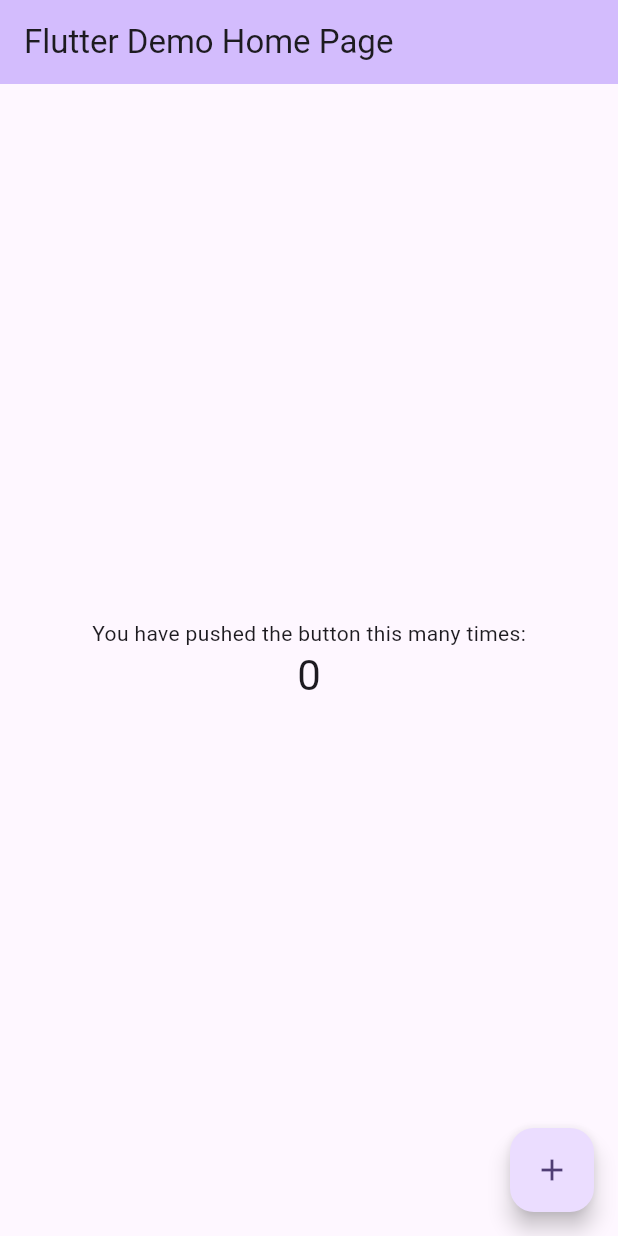
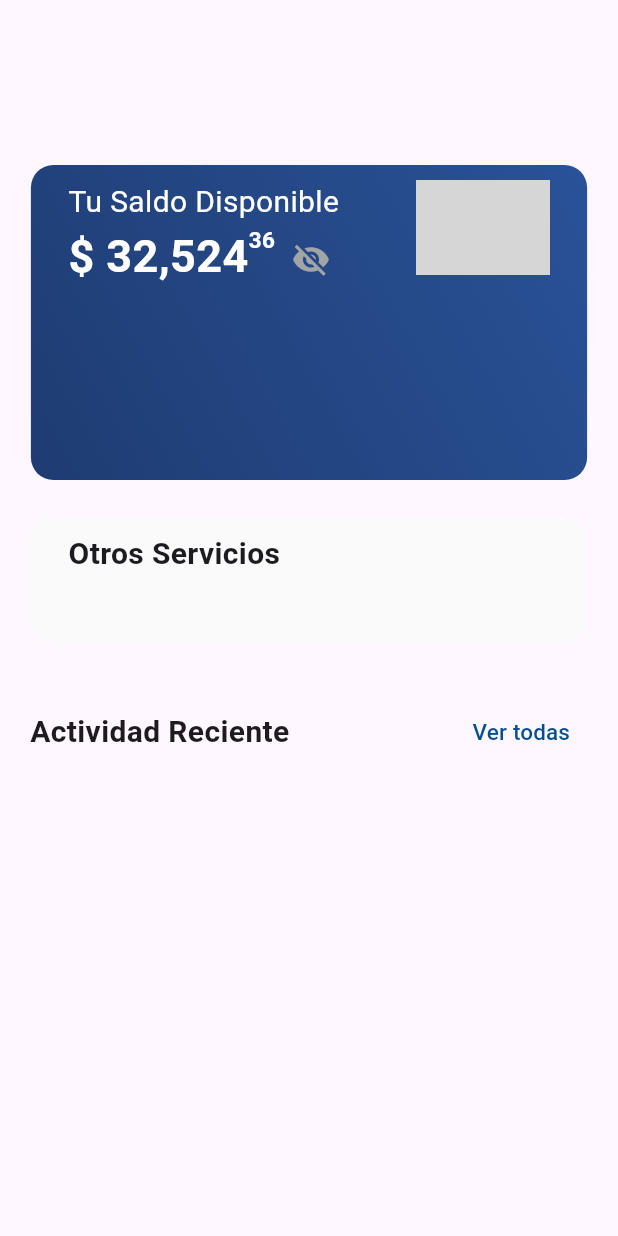
Before and after one commit to ArianaTzucV/FreshStart, a Flutter app: the screen it shows after launch, on a phone screen of 412 x 824 dp. Run offline on Flutter 3.47's test engine with Material 3 defaults, Android fonts, the phone set to English and light mode, and no system bars; our stand-ins replace flutter_svg; project files that could hold a hidden picture were left out; grey boxes are pictures that could not be loaded.

Commit message:
FEATURE Add new fonts

```diff
--- /dev/null
+++ b/lib/core/presentation/views/home.dart
@@ -0,0 +1,265 @@
+import 'package:flutter/material.dart';
+import 'package:flutter_svg/svg.dart';
+
+class HomePage extends StatelessWidget {
+  const HomePage({super.key});
+
+  @override
+  Widget build(BuildContext context) {
+    return Scaffold(
+      appBar: AppBar(
+        // title: const HeaderHomePage(),
+        toolbarHeight: 80.0,
+        titleSpacing: 0.0,
+      ),
+      body: ListView(
+        children: [
+          Center(
+            child: Container(
+              padding: const EdgeInsets.only(top: 30.0),
+              child: Container(
+                width: MediaQuery.of(context).size.width * 0.9,
+                height: 210,
+                decoration: BoxDecoration(
+                  gradient: const LinearGradient(
+                      colors: [Color(0xFF1E3C72), Color(0xFF2A5298)],
+                      begin: Alignment.bottomLeft,
+                      end: Alignment.topRight),
+                  borderRadius: BorderRadius.circular(15.0),
+                ),
+                child: Column(
+                  children: [
+                    Container(
+                      alignment: AlignmentDirectional.centerStart,
+                      padding: const EdgeInsets.only(
+                          left: 25.0, top: 10.0, right: 25.0),
+                      child: Column(
+                        children: [
+                          Row(
+                            crossAxisAlignment: CrossAxisAlignment.start,
+                            children: [
+                              Column(
+                                crossAxisAlignment: CrossAxisAlignment.start,
+                                children: [
+                                  const Text(
+                                    'Tu Saldo Disponible',
+                                    style: TextStyle(
+                                        color: Colors.white, fontSize: 20.0),
+                                  ),
+                                  Row(
+                                    crossAxisAlignment:
+                                        CrossAxisAlignment.start,
+                                    children: [
+                                      const Text(
+                                        "\$ 32,524",
+                                        style: TextStyle(
+                                            fontSize: 30.0,
+                                            fontWeight: FontWeight.bold,
+                                            color: Colors.white),
+                                      ),
+                                      const Text(
+                                        '36',
+                                        style: TextStyle(
+                                            fontSize: 15,
+                                            fontWeight: FontWeight.bold,
+                                            color: Colors.white),
+                                      ),
+                                      IconButton(
+                                          onPressed: () {},
+                                          icon: const Icon(
+                                            Icons.visibility_off,
+                                            color: Color(0xFFA3A4A6),
+                                            size: 26.0,
+                                          ))
+                                    ],
+                                  )
+                                ],
+                              ),
+                              const Spacer(),
+                              Row(
+                                crossAxisAlignment: CrossAxisAlignment.start,
+                                children: [
+                                  SvgPicture.asset(
+                                    'assets/images/mc_symbol.svg',
+                                    height: 63,
+                                    width: 89,
+                                  )
+                                ],
+                              )
+                            ],
+                          ),
+                          Container(
+                            padding: const EdgeInsets.only(top: 25.0),
+                            child: const Row(
+                              mainAxisAlignment: MainAxisAlignment.spaceBetween,
+                              children: [
+                                // ServiceIconButton(
+                                //   iconService: Icon(Icons.arrow_back),
+                                //   serviceText: "Transferir",
+                                //   serviceText2: "",
+                                //   bgColor: Color(0xFFFAFAFA),
+                                //   txtColor: Colors.white,
+                                // ),
+                                // ServiceIconButton(
+                                //   iconService: Icon(Icons.send_to_mobile),
+                                //   serviceText: "Retiro sin",
+                                //   serviceText2: "Tarjeta",
+                                //   bgColor: Color(0xFFFAFAFA),
+                                //   txtColor: Colors.white,
+                                // ),
+                                // ServiceIconButton(
+                                //   iconService: Icon(Icons.electrical_services),
+                                //   serviceText: "Pago de",
+                                //   serviceText2: "Servicios",
+                                //   bgColor: Color(0xFFFAFAFA),
+                                //   txtColor: Colors.white,
+                                // ),
+                                // ServiceIconButton(
+                                //   iconService: Icon(Icons.description),
+                                //   serviceText: "Estado de",
+                                //   serviceText2: "Cuenta",
+                                //   bgColor: Color(0xFFFAFAFA),
+                                //   txtColor: Colors.white,
+                                // )
+                              ],
+                            ),
+                          )
+                        ],
+                      ),
+                    ),
+                  ],
+                ),
+              ),
+            ),
+          ),
+          Center(
+            child: Container(
+              padding: const EdgeInsets.only(top: 25.0),
+              child: Container(
+                width: MediaQuery.of(context).size.width * 0.9,
+                decoration: BoxDecoration(
+                    borderRadius: BorderRadius.circular(15.0),
+                    color: const Color(0xFFFAFAFA)),
+                padding:
+                    const EdgeInsets.only(left: 25.0, top: 10.0, right: 25.0),
+                child: Column(
+                  children: [
+                    const Row(
+                      children: [
+                        Text(
+                          "Otros Servicios",
+                          style: TextStyle(
+                              fontSize: 20.0, fontWeight: FontWeight.bold),
+                        ),
+                      ],
+                    ),
+                    Container(
+                      padding: const EdgeInsets.only(top: 25.0, bottom: 20.0),
+                      child: const Row(
+                        mainAxisAlignment: MainAxisAlignment.spaceBetween,
+                        children: [
+                          // ServiceIconButton(
+                          //   iconService: Icon(
+                          //     Icons.arrow_back,
+                          //     color: Colors.white,
+                          //   ),
+                          //   serviceText: "Transferencias",
+                          //   serviceText2: "Internacionales",
+                          //   bgColor: Color(0xFF034F8D),
+                          //   txtColor: Color(0xFF060912),
+                          // ),
+                          // ServiceIconButton(
+                          //   iconService:
+                          //       Icon(Icons.phone_android, color: Colors.white),
+                          //   serviceText: "Recarga",
+                          //   serviceText2: "Celular",
+                          //   bgColor: Color(0xFF034F8D),
+                          //   txtColor: Color(0xFF060912),
+                          // ),
+                          // ServiceIconButton(
+                          //   iconService:
+                          //       Icon(Icons.qr_code, color: Colors.white),
+                          //   serviceText: "Operaciones",
+                          //   serviceText2: "QR",
+                          //   bgColor: Color(0xFF034F8D),
+                          //   txtColor: Color(0xFF060912),
+                          // ),
+                        ],
+                      ),
+                    )
+                  ],
+                ),
+              ),
+            ),
+          ),
+          Center(
+            child: Container(
+              padding: const EdgeInsets.only(top: 25.0),
+              child: Container(
+                padding:
+                    const EdgeInsets.only(left: 20.0, top: 10.0, right: 20.0),
+                child: Column(
+                  children: [
+                    Row(
+                      children: [
+                        const Text(
+                          'Actividad Reciente',
+                          style: TextStyle(
+                              fontSize: 20.0, fontWeight: FontWeight.bold),
+                        ),
+                        const Spacer(),
+                        TextButton(
+                          onPressed: () {},
+                          child: const Text(
+                            "Ver todas",
+                            style: TextStyle(
+                              fontSize: 15.0,
+                              fontWeight: FontWeight.w500,
+                              color: Color(0xFF034F8D),
+                            ),
+                          ),
+                        )
+                      ],
+                    ),
+                    Column(
+                      children: [
+                        // Container(
+                        //   padding: const EdgeInsets.only(bottom: 20.0),
+                        //   child: const RecentActivityCard(),
+                        // ),
+                        // Container(
+                        //   padding: const EdgeInsets.only(bottom: 20.0),
+                        //   child: const RecentActivityCard(),
+                        // ),
+                        // Container(
+                        //   padding: const EdgeInsets.only(bottom: 20.0),
+                        //   child: const RecentActivityCard(),
+                        // ),
+                        // Container(
+                        //   padding: const EdgeInsets.only(bottom: 20.0),
+                        //   child: const RecentActivityCard(),
+                        // ),
+                        // Container(
+                        //   padding: const EdgeInsets.only(bottom: 20.0),
+                        //   child: const RecentActivityCard(),
+                        // ),
+                        // Container(
+                        //   padding: const EdgeInsets.only(bottom: 20.0),
+                        //   child: const RecentActivityCard(),
+                        // ),
+                        // Container(
+                        //   padding: const EdgeInsets.only(bottom: 20.0),
+                        //   child: const RecentActivityCard(),
+                        // ),
+                      ],
+                    )
+                  ],
+                ),
+              ),
+            ),
+          )
+        ],
+      ),
+    );
+  }
+}
--- a/lib/main.dart
+++ b/lib/main.dart
@@ -1,4 +1,5 @@
 import 'package:flutter/material.dart';
+import 'package:fresh_start/core/presentation/views/home.dart';
 
 void main() {
   runApp(const MyApp());
@@ -13,113 +14,10 @@
     return MaterialApp(
       title: 'Flutter Demo',
       theme: ThemeData(
-        // This is the theme of your application.
-        //
-        // TRY THIS: Try running your application with "flutter run". You'll see
-        // the application has a purple toolbar. Then, without quitting the app,
-        // try changing the seedColor in the colorScheme below to Colors.green
-        // and then invoke "hot reload" (save your changes or press the "hot
-        // reload" button in a Flutter-supported IDE, or press "r" if you used
-        // the command line to start the app).
-        //
-        // Notice that the counter didn't reset back to zero; the application
-        // state is not lost during the reload. To reset the state, use hot
-        // restart instead.
-        //
-        // This works for code too, not just values: Most code changes can be
-        // tested with just a hot reload.
         colorScheme: ColorScheme.fromSeed(seedColor: Colors.deepPurple),
         useMaterial3: true,
       ),
-      home: const MyHomePage(title: 'Flutter Demo Home Page'),
+      home: const HomePage(),
     );
   }
 }
-
-class MyHomePage extends StatefulWidget {
-  const MyHomePage({super.key, required this.title});
-
-  // This widget is the home page of your application. It is stateful, meaning
-  // that it has a State object (defined below) that contains fields that affect
-  // how it looks.
-
-  // This class is the configuration for the state. It holds the values (in this
-  // case the title) provided by the parent (in this case the App widget) and
-  // used by the build method of the State. Fields in a Widget subclass are
-  // always marked "final".
-
-  final String title;
-
-  @override
-  State<MyHomePage> createState() => _MyHomePageState();
-}
-
-class _MyHomePageState extends State<MyHomePage> {
-  int _counter = 0;
-
-  void _incrementCounter() {
-    setState(() {
-      // This call to setState tells the Flutter framework that something has
-      // changed in this State, which causes it to rerun the build method below
-      // so that the display can reflect the updated values. If we changed
-      // _counter without calling setState(), then the build method would not be
-      // called again, and so nothing would appear to happen.
-      _counter++;
-    });
-  }
-
-  @override
-  Widget build(BuildContext context) {
-    // This method is rerun every time setState is called, for instance as done
-    // by the _incrementCounter method above.
-    //
-    // The Flutter framework has been optimized to make rerunning build methods
-    // fast, so that you can just rebuild anything that needs updating rather
-    // than having to individually change instances of widgets.
-    return Scaffold(
-      appBar: AppBar(
-        // TRY THIS: Try changing the color here to a specific color (to
-        // Colors.amber, perhaps?) and trigger a hot reload to see the AppBar
-        // change color while the other colors stay the same.
-        backgroundColor: Theme.of(context).colorScheme.inversePrimary,
-        // Here we take the value from the MyHomePage object that was created by
-        // the App.build method, and use it to set our appbar title.
-        title: Text(widget.title),
-      ),
-      body: Center(
-        // Center is a layout widget. It takes a single child and positions it
-        // in the middle of the parent.
-        child: Column(
-          // Column is also a layout widget. It takes a list of children and
-          // arranges them vertically. By default, it sizes itself to fit its
-          // children horizontally, and tries to be as tall as its parent.
-          //
-          // Column has various properties to control how it sizes itself and
-          // how it positions its children. Here we use mainAxisAlignment to
-          // center the children vertically; the main axis here is the vertical
-          // axis because Columns are vertical (the cross axis would be
-          // horizontal).
-          //
-          // TRY THIS: Invoke "debug painting" (choose the "Toggle Debug Paint"
-          // action in the IDE, or press "p" in the console), to see the
-          // wireframe for each widget.
-          mainAxisAlignment: MainAxisAlignment.center,
-          children: <Widget>[
-            const Text(
-              'You have pushed the button this many times:',
-            ),
-            Text(
-              '$_counter',
-              style: Theme.of(context).textTheme.headlineMedium,
-            ),
-          ],
-        ),
-      ),
-      floatingActionButton: FloatingActionButton(
-        onPressed: _incrementCounter,
-        tooltip: 'Increment',
-        child: const Icon(Icons.add),
-      ), // This trailing comma makes auto-formatting nicer for build methods.
-    );
-  }
-}
```
Also changed, not shown: lib/core/presentation/views/retiro_sin_tarjeta_view.dart (deleted, +0 -24 lines), lib/core/presentation/views/transacciones_internacionales_view.dart (deleted, +0 -54 lines), lib/core/presentation/views/transferencias_view.dart (deleted, +0 -25 lines), lib/core/presentation/widgets/InternationalTransactions/add_new_contact_button.dart (deleted, +0 -25 lines), lib/core/presentation/widgets/add_button.dart (deleted, +0 -33 lines), lib/core/presentation/widgets/money_button.dart (deleted, +0 -32 lines), lib/core/presentation/widgets/static_text_button.dart (deleted, +0 -23 lines), lib/core/presentation/widgets/texts/title.dart (deleted, +0 -18 lines), lib/core/presentation/widgets/user_button.dart (deleted, +0 -25 lines), assets/fonts/MamitasPueblaFont.otf (deleted), assets/fonts/MarkPro/Mark.Pro.Bold.otf (added), assets/fonts/MarkPro/Mark.Pro.Medium.otf (added), assets/fonts/MarkPro/Mark.Pro.Normal.otf (added).
